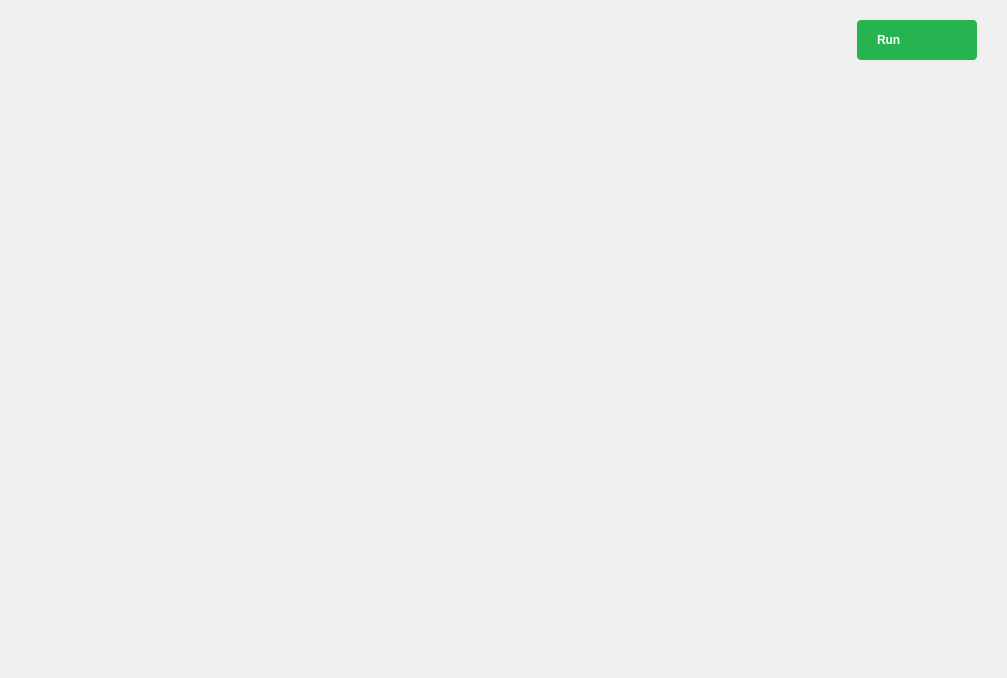
The window that ui/digitalio.ui (analogdevicesinc/scopy) describes before a commit, drawn with Qt 5.
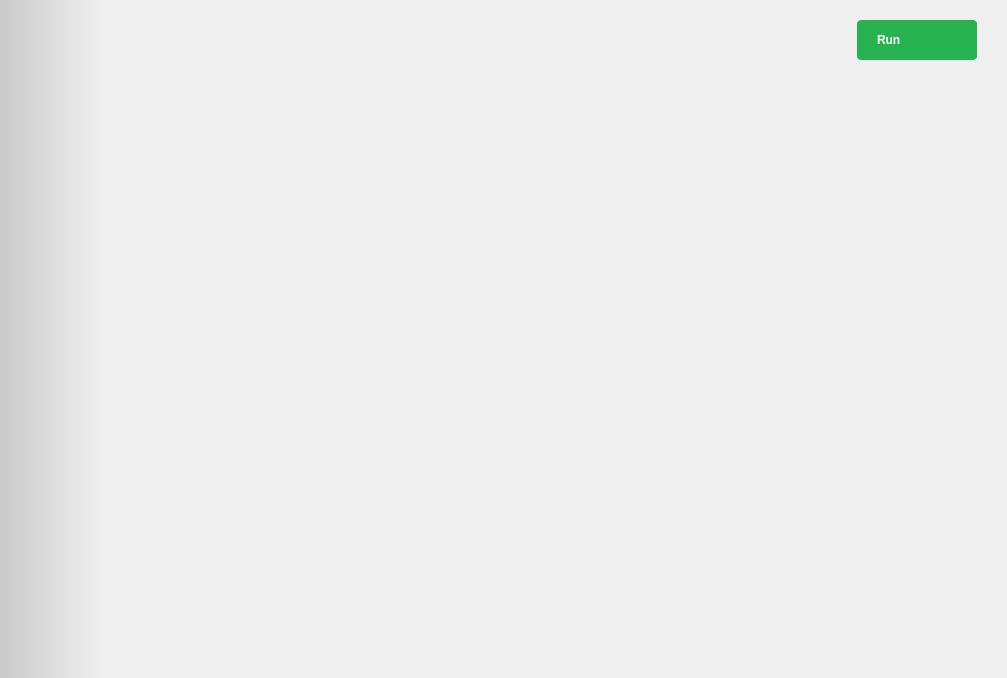
The same window after the commit. Icons and pictures are not drawn.

Commit message: DigitalIO: Simplify UI and use global stylesheet

Diff of the .ui file:
```diff
--- a/ui/digitalio.ui
+++ b/ui/digitalio.ui
@@ -19,9 +19,6 @@
   <property name="windowTitle">
    <string>Form</string>
   </property>
-  <property name="styleSheet">
-   <string notr="true">outline:none;</string>
-  </property>
   <layout class="QVBoxLayout" name="verticalLayout">
    <property name="spacing">
     <number>0</number>
@@ -39,6 +36,35 @@
     <number>0</number>
    </property>
    <item>
+    <widget class="QWidget" name="widget" native="true">
+     <property name="minimumSize">
+      <size>
+       <width>0</width>
+       <height>50</height>
+      </size>
+     </property>
+     <property name="styleSheet">
+      <string notr="true">#widget {
+background-color: qlineargradient(spread:pad, x1:0, y1:0, x2:0.1, y2:0, stop:0 rgba(0, 0, 0, 40), stop:1 transparent);
+}</string>
+     </property>
+     <layout class="QVBoxLayout" name="verticalLayout_3">
+      <property name="spacing">
+       <number>0</number>
+      </property>
+      <property name="leftMargin">
+       <number>0</number>
+      </property>
+      <property name="topMargin">
+       <number>0</number>
+      </property>
+      <property name="rightMargin">
+       <number>0</number>
+      </property>
+      <property name="bottomMargin">
+       <number>0</number>
+      </property>
+      <item>
     <layout class="QHBoxLayout" name="horizontalLayout">
      <property name="spacing">
       <number>0</number>
@@ -200,6 +226,9 @@
       </layout>
      </item>
     </layout>
+      </item>
+     </layout>
+    </widget>
    </item>
   </layout>
  </widget>
```
Lines whose indentation alone changed are shown as unchanged. The commit also changes 2 other files.
